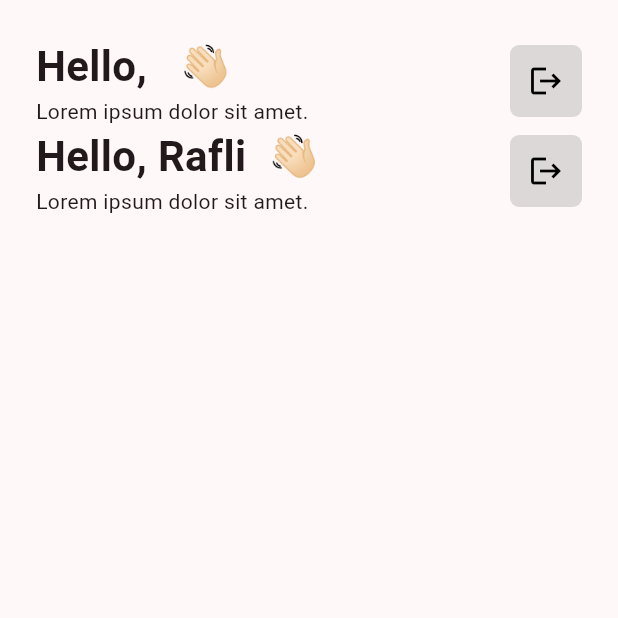
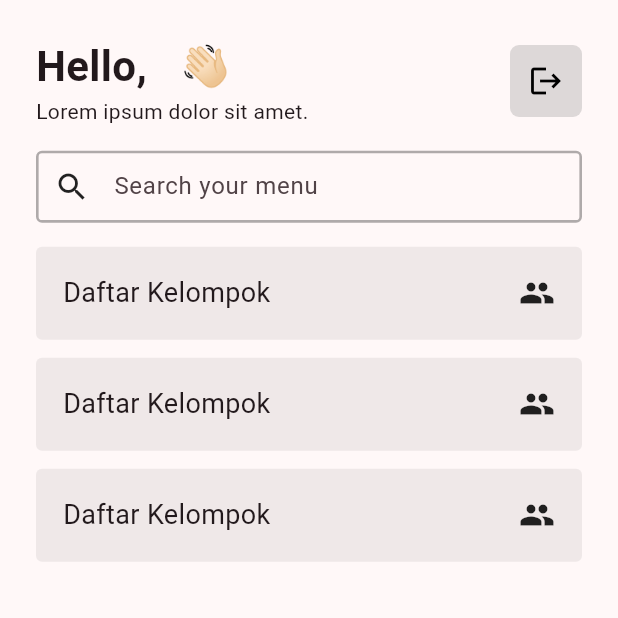
Before and after one commit to plirapli/tpm-tugas-1, a Flutter app: the HomePage screen opened directly with empty values, on a phone screen of 412 x 824 dp, the top half of it. Run offline on Flutter 3.47's test engine with Material 3 defaults, Android fonts, the light colour scheme and no system bars.

Commit message:
main menu item done

```diff
--- a/lib/home.dart
+++ b/lib/home.dart
@@ -1,5 +1,6 @@
 import 'package:flutter/material.dart';
-import 'package:tpm_tugas_1_teori/login.dart';
+import 'package:si_bagus/login.dart';
+import 'package:si_bagus/searchbar.dart';
 
 class HomePage extends StatelessWidget {
   final String username;
@@ -15,13 +16,8 @@ class HomePage extends StatelessWidget {
             vertical: 24,
             horizontal: 24,
           ),
-          child: Column(children: [
-            _heading(context),
-            _mainmenu(),
-            // _passwordField(),
-            // _loginButton(context),
-            // _registerButton(context)
-          ]),
+          child: Column(
+              children: [_heading(context), const SearchBarApp(), _mainmenu()]),
         ),
       ),
     );
@@ -49,9 +45,9 @@ class HomePage extends StatelessWidget {
             ),
             IconButton.filled(
               style: IconButton.styleFrom(
-                  minimumSize: Size(48, 48),
+                  minimumSize: const Size(48, 48),
                   foregroundColor: Colors.black,
-                  backgroundColor: Color.fromARGB(66, 124, 124, 124),
+                  backgroundColor: const Color.fromARGB(66, 124, 124, 124),
                   // minimumSize: Size(48, 48),
                   // maximumSize: Size(48, 48),
                   shape: RoundedRectangleBorder(
@@ -70,36 +66,36 @@ class HomePage extends StatelessWidget {
 
   Widget _mainmenu() {
     return Container(
-        alignment: Alignment.centerLeft,
-        child: Row(
-          mainAxisAlignment: MainAxisAlignment.spaceBetween,
-          children: [
-            const Column(
-              crossAxisAlignment: CrossAxisAlignment.start,
-              children: [
-                Text(
-                  "Hello, Rafli  👋🏻",
-                  style: TextStyle(fontSize: 28, fontWeight: FontWeight.bold),
-                ),
-                Text(
-                  "Lorem ipsum dolor sit amet.",
-                  // style: TextStyle(fontSize: 14, fontWeight: FontWeight.bold),
-                ),
-              ],
-            ),
-            IconButton.filled(
-              style: IconButton.styleFrom(
-                  minimumSize: Size(48, 48),
-                  foregroundColor: Colors.black,
-                  backgroundColor: Color.fromARGB(66, 124, 124, 124),
-                  // minimumSize: Size(48, 48),
-                  // maximumSize: Size(48, 48),
-                  shape: RoundedRectangleBorder(
-                      borderRadius: BorderRadius.circular(6))),
-              onPressed: () {},
-              icon: const Icon(Icons.logout),
-            )
-          ],
+        alignment: Alignment.center,
+        margin: EdgeInsets.only(top: 4),
+        child: Column(
+          // mainAxisAlignment: MainAxisAlignment.spaceBetween,
+          children: [_mainmenuitem(), _mainmenuitem(), _mainmenuitem()],
         ));
   }
+
+  Widget _mainmenuitem() {
+    return Container(
+      margin: EdgeInsets.only(top: 12),
+      child: InkWell(
+        onTap: () {},
+        child: Container(
+            // margin: EdgeInsets.only(top: 12),
+            padding: EdgeInsets.all(18),
+            decoration: new BoxDecoration(
+              borderRadius: new BorderRadius.circular(4.0),
+              color: Color.fromARGB(16, 0, 0, 0),
+            ),
+            child: Row(
+                mainAxisAlignment: MainAxisAlignment.spaceBetween,
+                children: [
+                  Text(
+                    "Daftar Kelompok",
+                    style: TextStyle(fontSize: 18),
+                  ),
+                  Icon(Icons.group)
+                ])),
+      ),
+    );
+  }
 }
--- a/lib/login.dart
+++ b/lib/login.dart
@@ -1,6 +1,5 @@
 import 'package:flutter/material.dart';
-import 'package:flutter/widgets.dart';
-import 'package:tpm_tugas_1_teori/home.dart';
+import 'package:si_bagus/home.dart';
 
 class LoginPage extends StatefulWidget {
   const LoginPage({super.key});
@@ -19,13 +18,6 @@ class _LoginPageState extends State<LoginPage> {
   Widget build(BuildContext context) {
     return SafeArea(
       child: Scaffold(
-        // appBar: AppBar(
-        //   title: const Text(
-        //     "Login Page",
-        //     style: TextStyle(color: Colors.white),
-        //   ),
-        //   backgroundColor: Colors.black,
-        // ),
         body: Padding(
           padding: const EdgeInsets.symmetric(
             vertical: 24,
@@ -188,7 +180,7 @@ class _LoginPageState extends State<LoginPage> {
   }
 
   Widget _registerButton(BuildContext context) {
-    return Container(
+    return SizedBox(
       width: MediaQuery.of(context).size.width,
       child: ElevatedButton(
         style: ElevatedButton.styleFrom(
--- a/lib/main.dart
+++ b/lib/main.dart
@@ -1,5 +1,5 @@
 import 'package:flutter/material.dart';
-import 'package:tpm_tugas_1_teori/login.dart';
+import 'package:si_bagus/login.dart';
 
 void main() {
   runApp(const MyApp());
--- /dev/null
+++ b/lib/searchbar.dart
@@ -0,0 +1,52 @@
+import 'package:flutter/material.dart';
+
+class SearchBarApp extends StatefulWidget {
+  const SearchBarApp({super.key});
+
+  @override
+  State<SearchBarApp> createState() => _SearchBarAppState();
+}
+
+class _SearchBarAppState extends State<SearchBarApp> {
+  bool isDark = false;
+
+  @override
+  Widget build(BuildContext context) {
+    return Container(
+        margin: EdgeInsets.only(top: MediaQuery.of(context).size.height * 0.02),
+        // padding: const EdgeInsets.all(8.0),
+        child: TextFormField(
+            enabled: true,
+            // onChanged: (tes) {},
+            decoration: InputDecoration(
+                hintText: 'Search your menu',
+                prefixIcon: const Icon(Icons.search, color: Colors.black87),
+                filled: true,
+                fillColor: const Color.fromARGB(0, 0, 0, 0),
+                contentPadding: const EdgeInsets.all(12),
+                border: OutlineInputBorder(
+                    borderRadius: BorderRadius.circular(8.0),
+                    borderSide: const BorderSide(width: 100)),
+                enabledBorder: const OutlineInputBorder(
+                    borderSide: BorderSide(
+                        width: 1.75, color: Color.fromARGB(80, 0, 0, 0))),
+                focusedBorder: const OutlineInputBorder(
+                    borderSide: BorderSide(
+                        width: 1.75, color: Color.fromARGB(80, 0, 0, 0))))));
+    //   ), suggestionsBuilder:
+    //           (BuildContext context, SearchController controller) {
+    //     return List<ListTile>.generate(5, (int index) {
+    //       final String item = 'item $index';
+    //       return ListTile(
+    //         title: Text(item),
+    //         onTap: () {
+    //           setState(() {
+    //             controller.closeView(item);
+    //           });
+    //         },
+    //       );
+    //     });
+    //   }),
+    // );
+  }
+}
```
Also changed, not shown: pubspec.yaml (+3 -5 lines), 1 other file.
